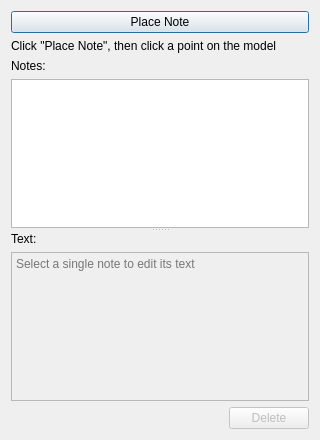
Old version of the form ui/Measurement/AnnotationDialog.ui in the repository sharjith/ModelViewer-Qt.
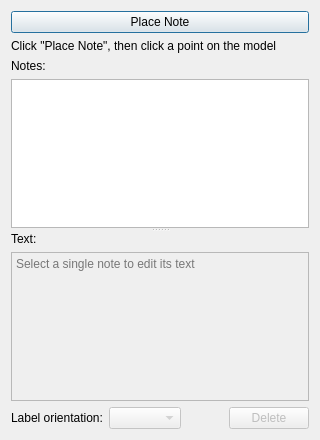
New version of the form.

Commit message: Measurements/annotations: in-plane labels with a per-item label orientation

The edit to the form file:
```diff
--- a/ui/Measurement/AnnotationDialog.ui
+++ b/ui/Measurement/AnnotationDialog.ui
@@ -102,6 +102,25 @@
    </item>
    <item>
     <layout class="QHBoxLayout" name="buttonRow">
+     <item>
+      <widget class="QLabel" name="orientationLabel">
+       <property name="text">
+        <string>Label orientation:</string>
+       </property>
+      </widget>
+     </item>
+     <item>
+      <widget class="QComboBox" name="orientationCombo">
+       <property name="enabled">
+        <bool>false</bool>
+       </property>
+       <property name="toolTip">
+        <string>Model plane: the label lies in the plane of the model that faced the view it was made from, and turns with the model.
+View plane: it lies in the plane of the camera view it was made from.
+Face camera: it always faces the screen.</string>
+       </property>
+      </widget>
+     </item>
      <item>
       <spacer name="buttonRowSpacer">
        <property name="orientation">
```
The commit also changes 17 other files.
